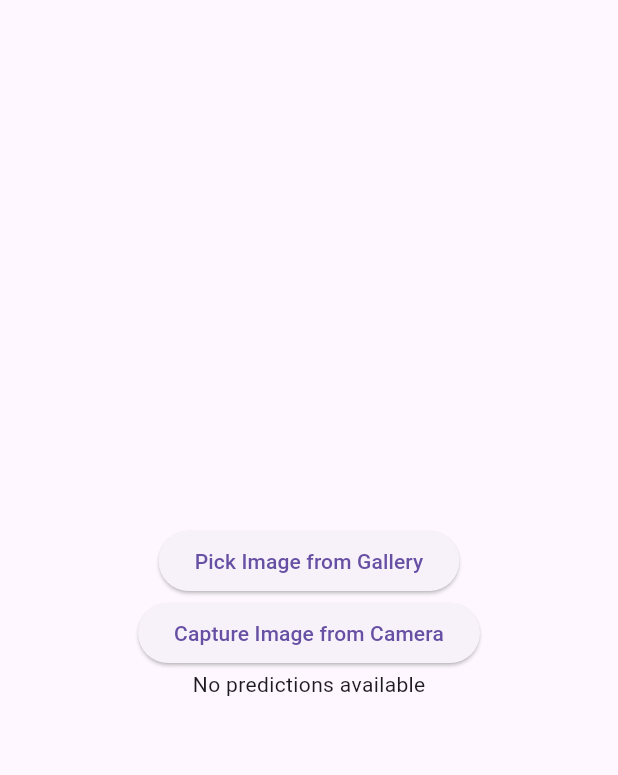
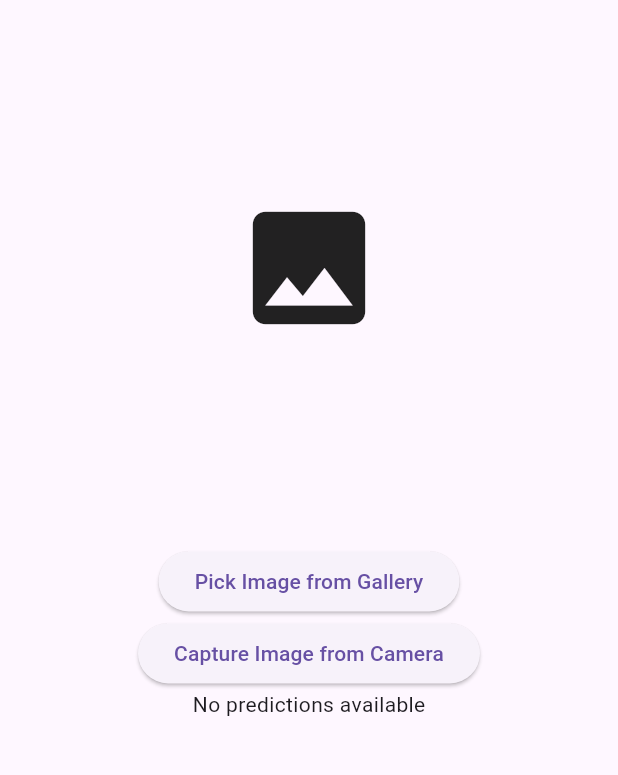
Before and after one commit to RZDoesDeploys/ONNX-Flutter-Inference, a Flutter app: the screen it shows after launch, on a phone screen of 412 x 824 dp, the part 63-838 px from its top. Run offline on Flutter 3.47's test engine with Material 3 defaults, Android fonts, the phone set to English and light mode, and no system bars; our stand-ins replace image_picker; missing offline and left inert: onnxruntime.

Commit message:
feat: inference timings, readme updates

```diff
--- a/lib/main.dart
+++ b/lib/main.dart
@@ -37,6 +37,7 @@ class _ImageClassificationPageState extends State<ImageClassificationPage> {
   File? _imageFile;
   final ImagePicker _picker = ImagePicker();
   final ValueNotifier<List<OutputResult>> predictions = ValueNotifier([]);
+  final ValueNotifier<int> inferenceTime = ValueNotifier(0);
 
   @override
   void initState() {
@@ -142,26 +143,17 @@ Float32List _preprocessImage(File imageFile) {
 
     // Perform inference
     try {
+      final stopwatch = Stopwatch()..start();
       final runOptions = OrtRunOptions();
       final outputs = await _session!.runAsync(runOptions, inputs);
       predictions.value = processOutputs(outputs, 5);
-
+      inferenceTime.value = stopwatch.elapsedMilliseconds;
       // Release resources
       inputTensor.release();
       runOptions.release();
     } catch (e) {
       print("Error during inference: $e");
     }
-  }
-
-  // Process output to get the top predicted class
-  String _processOutput(List<OrtValue> outputs) {
-    // Assuming the output is a tensor of probabilities (softmax).
-    // You need to modify this based on your specific model's output format.
-    final outputTensor = outputs[0].value as Float32List;
-    final maxIndex = outputTensor.indexOf(outputTensor.reduce((a, b) => a > b ? a : b));
-
-    return "Predicted class index: $maxIndex";
   }
 
   @override
@@ -178,10 +170,18 @@ Float32List _preprocessImage(File imageFile) {
       ),
       body: Center(
         child: Column(
-          mainAxisAlignment: MainAxisAlignment.center,
+          mainAxisAlignment: MainAxisAlignment.start,
           children: <Widget>[
-            if (_imageFile != null)
-              Image.file(_imageFile!, height: 200, width: 200),
+              SizedBox(
+                height: MediaQuery.of(context).size.height * 0.4,
+                width: MediaQuery.of(context).size.width,
+                child: _imageFile == null
+                          ? const Icon(Icons.image, size: 100)
+                          : Image.file(
+                              _imageFile!,
+                              fit: BoxFit.cover,
+                            ),
+              ),
             const SizedBox(height: 20),
             ElevatedButton(
               onPressed: () => _pickImage(ImageSource.gallery),
@@ -191,15 +191,21 @@ Float32List _preprocessImage(File imageFile) {
               onPressed: () => _pickImage(ImageSource.camera),
               child: const Text('Capture Image from Camera'),
             ),
-
             ValueListenableBuilder<List<OutputResult>>(
               valueListenable: predictions,
               builder: (context, predictionList, _) {
                 if (predictionList.isEmpty) {
-                  return Center(child: Text('No predictions available'));
+                  return const Center(child: Text('No predictions available'));
                 }
 
-                return Column(
+              return Column(
+                crossAxisAlignment: CrossAxisAlignment.start,
+                children: [
+                  Center(
+                    child: Text('Inference took ${inferenceTime.value}ms'),
+                  ),
+                  const SizedBox(height: 10.0),
+                  Column(
                   crossAxisAlignment: CrossAxisAlignment.start,
                   children: predictionList.map((prediction) {
                     return Padding(
@@ -234,7 +240,7 @@ Float32List _preprocessImage(File imageFile) {
                       ),
                     );
                    }).toList(),
-                  );
+                  )]);
                 },
               ),
           ],
```
Also changed, not shown: assets/example.jpeg, 1 other file.
